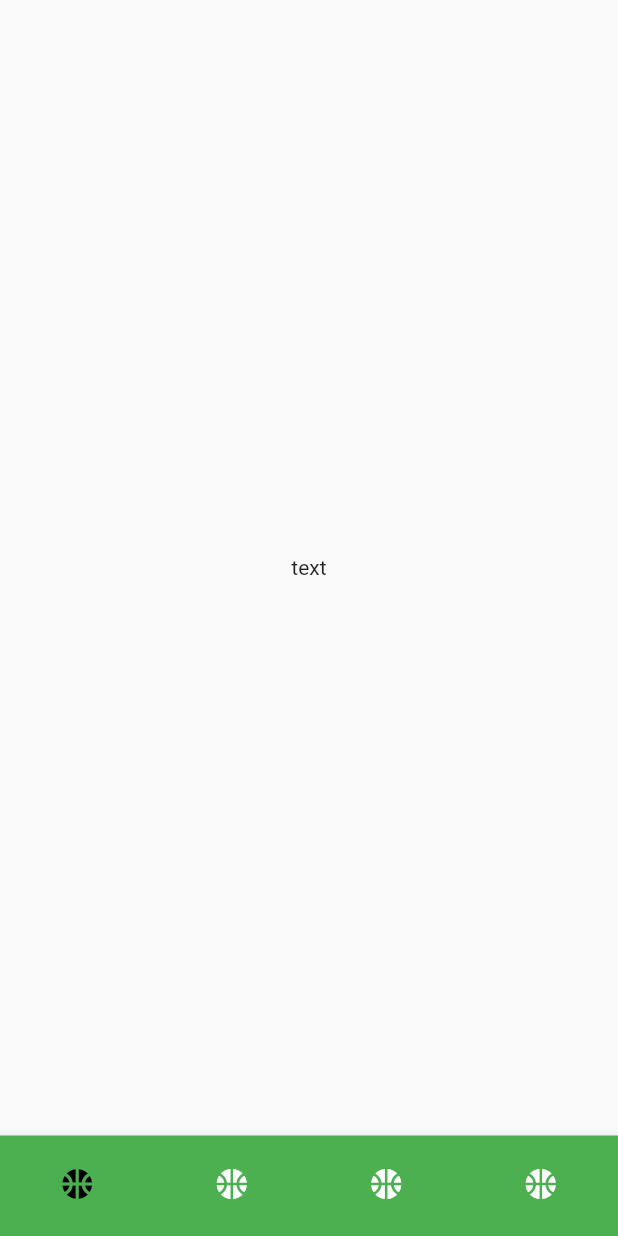
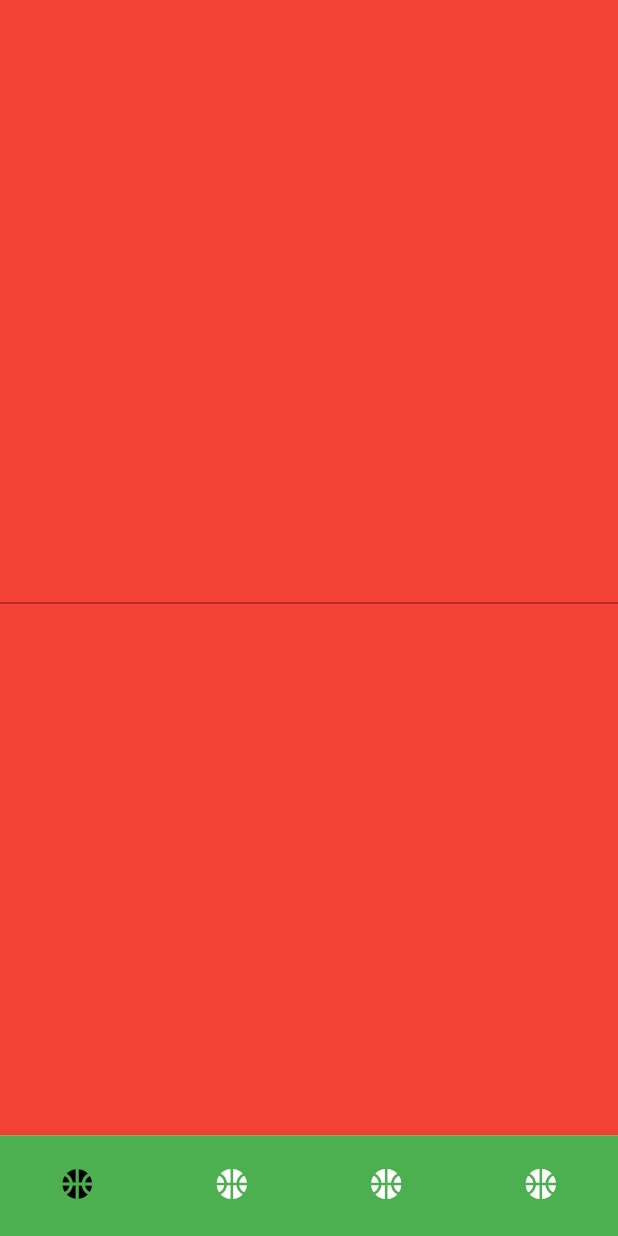
Before and after one commit to amirahmadadibi/instagram_clone, a Flutter app: the screen it shows after launch, on a phone screen of 412 x 824 dp. Run offline on Flutter 3.47's test engine with Material 2 defaults, Android fonts, the phone set to English and light mode, and no system bars; our stand-ins replace dotted_border.

Commit message:
week11 E67 make page change in item selction of bottomnavigation

```diff
--- a/lib/screens/main_screen.dart
+++ b/lib/screens/main_screen.dart
@@ -53,9 +53,25 @@ class _MainScreenState extends State<MainScreen> {
           ),
         ],
       ),
-      body: Center(
-        child: Text('text'),
-      ),
+      body: getLayout().elementAt(_selectedBottomNavigationItem),
     );
   }
+
+  List<Widget> getLayout() {
+    return <Widget>[
+      Container(
+        color: Colors.red,
+        child: Center(child: TextField()),
+      ),
+      Container(
+        color: Colors.blue,
+      ),
+      Container(
+        color: Colors.green,
+      ),
+      Container(
+        color: Colors.yellow,
+      ),
+    ];
+  }
 }
```
